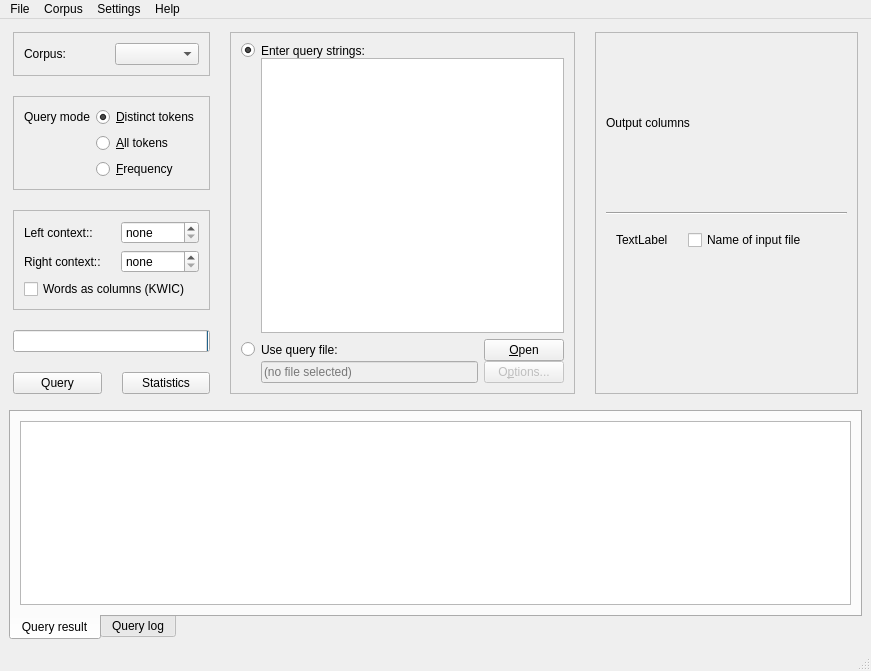
Old version of the form coquery/gui/coquery.ui in the repository gkunter/coquery.
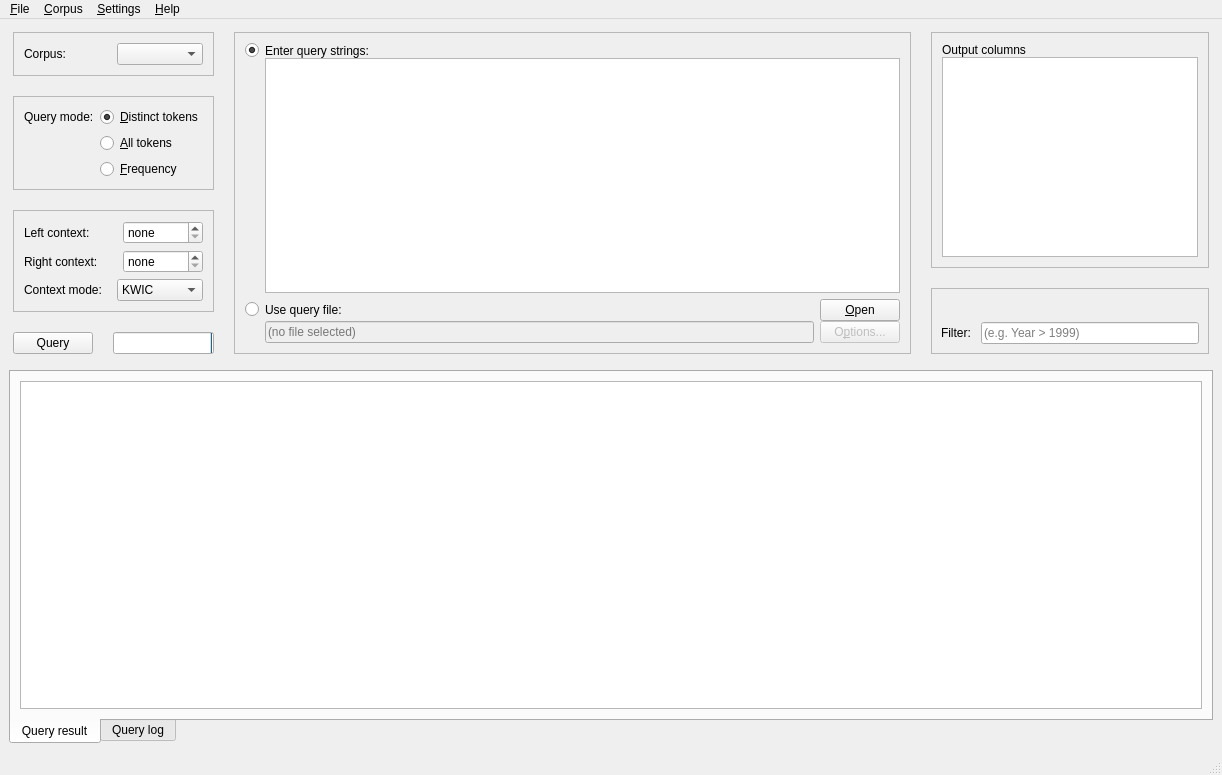
New version of the form. Icons and pictures are not drawn.

Commit message: Add new query filter widget

```diff
--- a/coquery/gui/coquery.ui
+++ b/coquery/gui/coquery.ui
@@ -6,8 +6,8 @@
    <rect>
     <x>0</x>
     <y>0</y>
-    <width>871</width>
-    <height>671</height>
+    <width>1222</width>
+    <height>775</height>
    </rect>
   </property>
   <property name="windowTitle">
@@ -36,6 +36,9 @@
        <property name="spacing">
         <number>20</number>
        </property>
+       <property name="sizeConstraint">
+        <enum>QLayout::SetMinimumSize</enum>
+       </property>
        <property name="leftMargin">
         <number>4</number>
        </property>
@@ -124,16 +127,25 @@
                <property name="focusPolicy">
                 <enum>Qt::WheelFocus</enum>
                </property>
+               <property name="editable">
+                <bool>false</bool>
+               </property>
                <property name="insertPolicy">
                 <enum>QComboBox::InsertAlphabetically</enum>
                </property>
+               <property name="sizeAdjustPolicy">
+                <enum>QComboBox::AdjustToContents</enum>
+               </property>
+               <property name="frame">
+                <bool>true</bool>
+               </property>
               </widget>
              </item>
             </layout>
            </widget>
           </item>
           <item>
-           <widget class="QFrame" name="frame">
+           <widget class="QFrame" name="box_query_mode">
             <property name="frameShape">
              <enum>QFrame::StyledPanel</enum>
             </property>
@@ -182,7 +194,7 @@
                 </sizepolicy>
                </property>
                <property name="text">
-                <string>Query mode</string>
+                <string>Query mode:</string>
                </property>
               </widget>
              </item>
@@ -243,7 +255,7 @@
                     </sizepolicy>
                    </property>
                    <property name="text">
-                    <string>Left context::</string>
+                    <string>Left context:</string>
                    </property>
                   </widget>
                  </item>
@@ -286,7 +298,7 @@
                  <item>
                   <widget class="QLabel" name="label_7">
                    <property name="text">
-                    <string>Right context::</string>
+                    <string>Right context:</string>
                    </property>
                   </widget>
                  </item>
@@ -333,15 +345,9 @@
                <item>
                 <layout class="QHBoxLayout" name="horizontalLayout_10">
                  <item>
-                  <widget class="QCheckBox" name="context_words_as_columns">
-                   <property name="sizePolicy">
-                    <sizepolicy hsizetype="Preferred" vsizetype="Preferred">
-                     <horstretch>0</horstretch>
-                     <verstretch>0</verstretch>
-                    </sizepolicy>
-                   </property>
+                  <widget class="QLabel" name="label">
                    <property name="text">
-                    <string>Words as columns (KWIC)</string>
+                    <string>Context mode:</string>
                    </property>
                   </widget>
                  </item>
@@ -361,6 +367,34 @@
                    </property>
                   </spacer>
                  </item>
+                 <item>
+                  <widget class="QComboBox" name="context_mode">
+                   <property name="sizePolicy">
+                    <sizepolicy hsizetype="Minimum" vsizetype="Preferred">
+                     <horstretch>0</horstretch>
+                     <verstretch>0</verstretch>
+                    </sizepolicy>
+                   </property>
+                   <property name="sizeAdjustPolicy">
+                    <enum>QComboBox::AdjustToContents</enum>
+                   </property>
+                   <item>
+                    <property name="text">
+                     <string>KWIC</string>
+                    </property>
+                   </item>
+                   <item>
+                    <property name="text">
+                     <string>String</string>
+                    </property>
+                   </item>
+                   <item>
+                    <property name="text">
+                     <string>Columns</string>
+                    </property>
+                   </item>
+                  </widget>
+                 </item>
                 </layout>
                </item>
               </layout>
@@ -368,73 +402,6 @@
             </layout>
            </widget>
           </item>
-          <item>
-           <spacer name="verticalSpacer_4">
-            <property name="orientation">
-             <enum>Qt::Vertical</enum>
-            </property>
-            <property name="sizeHint" stdset="0">
-             <size>
-              <width>20</width>
-              <height>40</height>
-             </size>
-            </property>
-           </spacer>
-          </item>
-          <item>
-           <spacer name="verticalSpacer_3">
-            <property name="orientation">
-             <enum>Qt::Vertical</enum>
-            </property>
-            <property name="sizeHint" stdset="0">
-             <size>
-              <width>20</width>
-              <height>40</height>
-             </size>
-            </property>
-           </spacer>
-          </item>
-          <item>
-           <spacer name="verticalSpacer_5">
-            <property name="orientation">
-             <enum>Qt::Vertical</enum>
-            </property>
-            <property name="sizeHint" stdset="0">
-             <size>
-              <width>20</width>
-              <height>40</height>
-             </size>
-            </property>
-           </spacer>
-          </item>
-          <item>
-           <widget class="QProgressBar" name="progress_bar">
-            <property name="enabled">
-             <bool>true</bool>
-            </property>
-            <property name="maximum">
-             <number>1</number>
-            </property>
-            <property name="value">
-             <number>0</number>
-            </property>
-            <property name="textVisible">
-             <bool>true</bool>
-            </property>
-            <property name="orientation">
-             <enum>Qt::Horizontal</enum>
-            </property>
-            <property name="invertedAppearance">
-             <bool>true</bool>
-            </property>
-            <property name="textDirection">
-             <enum>QProgressBar::TopToBottom</enum>
-            </property>
-            <property name="format">
-             <string>Ready.</string>
-            </property>
-           </widget>
-          </item>
           <item>
            <spacer name="verticalSpacer_7">
             <property name="orientation">
@@ -449,20 +416,10 @@
            </spacer>
           </item>
           <item>
-           <spacer name="verticalSpacer_2">
-            <property name="orientation">
-             <enum>Qt::Vertical</enum>
+           <layout class="QHBoxLayout" name="box_query_button" stretch="0,0">
+            <property name="spacing">
+             <number>20</number>
             </property>
-            <property name="sizeHint" stdset="0">
-             <size>
-              <width>20</width>
-              <height>40</height>
-             </size>
-            </property>
-           </spacer>
-          </item>
-          <item>
-           <layout class="QHBoxLayout" name="horizontalLayout_6">
             <property name="bottomMargin">
              <number>0</number>
             </property>
@@ -474,6 +431,12 @@
                 <verstretch>0</verstretch>
                </sizepolicy>
               </property>
+              <property name="minimumSize">
+               <size>
+                <width>0</width>
+                <height>0</height>
+               </size>
+              </property>
               <property name="text">
                <string>Query</string>
               </property>
@@ -485,42 +448,30 @@
              </widget>
             </item>
             <item>
-             <spacer name="horizontalSpacer">
+             <widget class="QProgressBar" name="progress_bar">
+              <property name="enabled">
+               <bool>true</bool>
+              </property>
+              <property name="maximum">
+               <number>1</number>
+              </property>
+              <property name="value">
+               <number>0</number>
+              </property>
+              <property name="textVisible">
+               <bool>true</bool>
+              </property>
               <property name="orientation">
                <enum>Qt::Horizontal</enum>
               </property>
-              <property name="sizeType">
-               <enum>QSizePolicy::Minimum</enum>
+              <property name="invertedAppearance">
+               <bool>true</bool>
               </property>
-              <property name="sizeHint" stdset="0">
-               <size>
-                <width>0</width>
-                <height>20</height>
-               </size>
+              <property name="textDirection">
+               <enum>QProgressBar::TopToBottom</enum>
               </property>
-             </spacer>
-            </item>
-            <item>
-             <widget class="QPushButton" name="button_show_statistics">
-              <property name="sizePolicy">
-               <sizepolicy hsizetype="Preferred" vsizetype="Preferred">
-                <horstretch>0</horstretch>
-                <verstretch>0</verstretch>
-               </sizepolicy>
-              </property>
-              <property name="sizeIncrement">
-               <size>
-                <width>0</width>
-                <height>0</height>
-               </size>
-              </property>
-              <property name="text">
-               <string>Statistics</string>
-              </property>
-              <property name="icon">
-               <iconset theme="dialog-information">
-                <normaloff/>
-               </iconset>
+              <property name="format">
+               <string>Ready.</string>
               </property>
              </widget>
             </item>
@@ -581,7 +532,7 @@
               </property>
              </widget>
             </item>
-            <item row="1" column="1">
+            <item row="2" column="1">
              <widget class="QTextEdit" name="edit_query_string">
               <property name="sizePolicy">
                <sizepolicy hsizetype="Expanding" vsizetype="Expanding">
@@ -703,166 +654,111 @@
         </widget>
        </item>
        <item>
-        <widget class="QFrame" name="options_setting">
-         <property name="sizePolicy">
-          <sizepolicy hsizetype="Fixed" vsizetype="Preferred">
-           <horstretch>2</horstretch>
-           <verstretch>0</verstretch>
-          </sizepolicy>
+        <layout class="QVBoxLayout" name="output_settings" stretch="0,0">
+         <property name="spacing">
+          <number>20</number>
          </property>
-         <property name="maximumSize">
-          <size>
-           <width>16777215</width>
-           <height>16777215</height>
-          </size>
-         </property>
-         <property name="frameShape">
-          <enum>QFrame::StyledPanel</enum>
-         </property>
-         <property name="frameShadow">
-          <enum>QFrame::Raised</enum>
-         </property>
-         <layout class="QVBoxLayout" name="verticalLayout_11">
-          <property name="margin">
-           <number>10</number>
-          </property>
-          <item>
-           <layout class="QVBoxLayout" name="verticalLayout_3">
+         <item>
+          <widget class="QFrame" name="box_output_options">
+           <property name="sizePolicy">
+            <sizepolicy hsizetype="Expanding" vsizetype="Preferred">
+             <horstretch>0</horstretch>
+             <verstretch>0</verstretch>
+            </sizepolicy>
+           </property>
+           <property name="frameShape">
+            <enum>QFrame::StyledPanel</enum>
+           </property>
+           <property name="frameShadow">
+            <enum>QFrame::Raised</enum>
+           </property>
+           <layout class="QVBoxLayout" name="output_columns">
+            <property name="spacing">
+             <number>0</number>
+            </property>
+            <property name="margin">
+             <number>10</number>
+            </property>
             <item>
-             <layout class="QHBoxLayout" name="horizontalLayout_11">
-              <property name="bottomMargin">
-               <number>4</number>
+             <widget class="QLabel" name="label_2">
+              <property name="text">
+               <string>Output columns</string>
               </property>
+              <property name="alignment">
+               <set>Qt::AlignBottom|Qt::AlignLeading|Qt::AlignLeft</set>
+              </property>
+             </widget>
+            </item>
+            <item>
+             <layout class="QVBoxLayout" name="options_list">
               <item>
-               <widget class="QLabel" name="label_9">
+               <widget class="QTreeWidget" name="options_tree">
+                <attribute name="headerVisible">
+                 <bool>false</bool>
+                </attribute>
+                <column>
+                 <property name="text">
+                  <string notr="true">1</string>
+                 </property>
+                </column>
+               </widget>
+              </item>
+             </layout>
+            </item>
+           </layout>
+          </widget>
+         </item>
+         <item>
+          <widget class="QFrame" name="box_source_filter">
+           <property name="frameShape">
+            <enum>QFrame::StyledPanel</enum>
+           </property>
+           <property name="frameShadow">
+            <enum>QFrame::Raised</enum>
+           </property>
+           <layout class="QVBoxLayout" name="verticalLayout_5">
+            <item>
+             <widget class="QWidget" name="tag_cloud" native="true">
+              <property name="sizePolicy">
+               <sizepolicy hsizetype="Expanding" vsizetype="Preferred">
+                <horstretch>0</horstretch>
+                <verstretch>0</verstretch>
+               </sizepolicy>
+              </property>
+              <layout class="QHBoxLayout" name="tag_container"/>
+             </widget>
+            </item>
+            <item>
+             <layout class="QHBoxLayout" name="horizontalLayout">
+              <item>
+               <widget class="QLabel" name="label_4">
+                <property name="text">
+                 <string>Filter: </string>
+                </property>
+               </widget>
+              </item>
+              <item>
+               <widget class="QLineEdit" name="edit_query_filter">
                 <property name="sizePolicy">
-                 <sizepolicy hsizetype="Preferred" vsizetype="Preferred">
+                 <sizepolicy hsizetype="Expanding" vsizetype="Preferred">
                   <horstretch>0</horstretch>
                   <verstretch>0</verstretch>
                  </sizepolicy>
                 </property>
-                <property name="text">
-                 <string>Output columns</string>
+                <property name="dragEnabled">
+                 <bool>true</bool>
+                </property>
+                <property name="placeholderText">
+                 <string>(e.g. Year &gt; 1999)</string>
                 </property>
                </widget>
               </item>
              </layout>
             </item>
-            <item>
-             <widget class="Line" name="line">
-              <property name="sizePolicy">
-               <sizepolicy hsizetype="Preferred" vsizetype="Fixed">
-                <horstretch>0</horstretch>
-                <verstretch>0</verstretch>
-               </sizepolicy>
-              </property>
-              <property name="orientation">
-               <enum>Qt::Horizontal</enum>
-              </property>
-             </widget>
-            </item>
-            <item>
-             <widget class="QScrollArea" name="scrollArea">
-              <property name="sizePolicy">
-               <sizepolicy hsizetype="Minimum" vsizetype="Preferred">
-                <horstretch>0</horstretch>
-                <verstretch>0</verstretch>
-               </sizepolicy>
-              </property>
-              <property name="frameShape">
-               <enum>QFrame::NoFrame</enum>
-              </property>
-              <property name="frameShadow">
-               <enum>QFrame::Plain</enum>
-              </property>
-              <property name="verticalScrollBarPolicy">
-               <enum>Qt::ScrollBarAsNeeded</enum>
-              </property>
-              <property name="horizontalScrollBarPolicy">
-               <enum>Qt::ScrollBarAlwaysOff</enum>
-              </property>
-              <property name="widgetResizable">
-               <bool>true</bool>
-              </property>
-              <widget class="QWidget" name="options_scroll_content">
-               <property name="geometry">
-                <rect>
-                 <x>0</x>
-                 <y>0</y>
-                 <width>254</width>
-                 <height>223</height>
-                </rect>
-               </property>
-               <property name="sizePolicy">
-                <sizepolicy hsizetype="Minimum" vsizetype="Preferred">
-                 <horstretch>0</horstretch>
-                 <verstretch>0</verstretch>
-                </sizepolicy>
-               </property>
-               <layout class="QVBoxLayout" name="verticalLayout_6">
-                <property name="sizeConstraint">
-                 <enum>QLayout::SetDefaultConstraint</enum>
-                </property>
-                <property name="leftMargin">
-                 <number>10</number>
-                </property>
-                <property name="rightMargin">
-                 <number>10</number>
-                </property>
-                <item>
-                 <layout class="QGridLayout" name="options_list" columnstretch="0,0">
-                  <property name="sizeConstraint">
-                   <enum>QLayout::SetDefaultConstraint</enum>
-                  </property>
-                  <property name="horizontalSpacing">
-                   <number>20</number>
-                  </property>
-                  <property name="verticalSpacing">
-                   <number>-1</number>
-                  </property>
-                  <property name="margin">
-                   <number>0</number>
-                  </property>
-                  <item row="0" column="0">
-                   <widget class="QLabel" name="label_2">
-                    <property name="text">
-                     <string>TextLabel</string>
-                    </property>
-                   </widget>
-                  </item>
-                  <item row="0" column="1">
-                   <widget class="QCheckBox" name="checkBox">
-                    <property name="text">
-                     <string>Name of input file         </string>
-                    </property>
-                   </widget>
-                  </item>
-                  <item row="1" column="1">
-                   <spacer name="verticalSpacer">
-                    <property name="orientation">
-                     <enum>Qt::Vertical</enum>
-                    </property>
-                    <property name="sizeType">
-                     <enum>QSizePolicy::MinimumExpanding</enum>
-                    </property>
-                    <property name="sizeHint" stdset="0">
-                     <size>
-                      <width>20</width>
-                      <height>0</height>
-                     </size>
-                    </property>
-                   </spacer>
-                  </item>
-                 </layout>
-                </item>
-               </layout>
-              </widget>
-             </widget>
-            </item>
            </layout>
-          </item>
-         </layout>
-        </widget>
+          </widget>
+         </item>
+        </layout>
        </item>
       </layout>
      </widget>
@@ -967,13 +863,13 @@
     <rect>
      <x>0</x>
      <y>0</y>
-     <width>871</width>
-     <height>21</height>
+     <width>1222</width>
+     <height>34</height>
     </rect>
    </property>
    <widget class="QMenu" name="menuFile">
     <property name="title">
-     <string>File</string>
+     <string>&amp;File</string>
     </property>
     <addaction name="action_open_input_file"/>
     <addaction name="action_save_results"/>
@@ -982,7 +878,7 @@
    </widget>
    <widget class="QMenu" name="menuHilfe">
     <property name="title">
-     <string>Help</string>
+     <string>&amp;Help</string>
     </property>
     <addaction name="action_help"/>
     <addaction name="separator"/>
@@ -990,7 +886,7 @@
    </widget>
    <widget class="QMenu" name="menuCorpus">
     <property name="title">
-     <string>Corpus</string>
+     <string>&amp;Corpus</string>
     </property>
     <addaction name="action_build_corpus"/>
     <addaction name="action_install_corpus"/>
@@ -1000,7 +896,7 @@
    </widget>
    <widget class="QMenu" name="menuSettings">
     <property name="title">
-     <string>Settings</string>
+     <string>&amp;Settings</string>
     </property>
     <addaction name="action_mySQL_settings"/>
     <addaction name="action_options"/>
```
Left out of the diff: 12 changed lines with no effect on the pictures. The commit also changes 2 other files.
